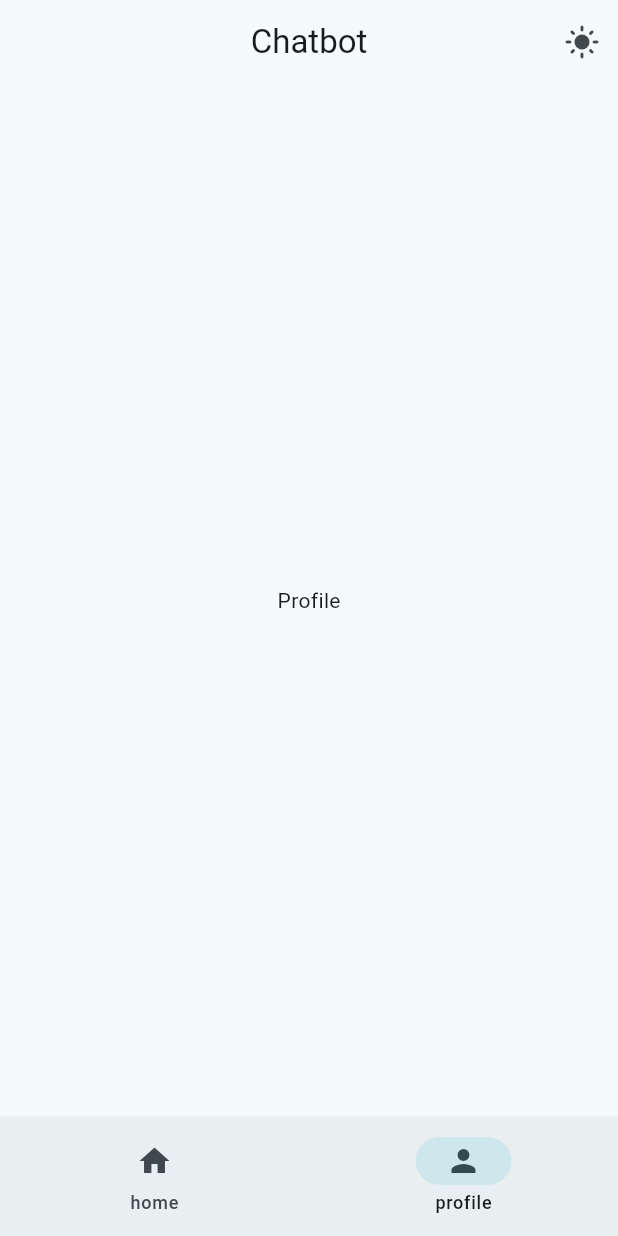
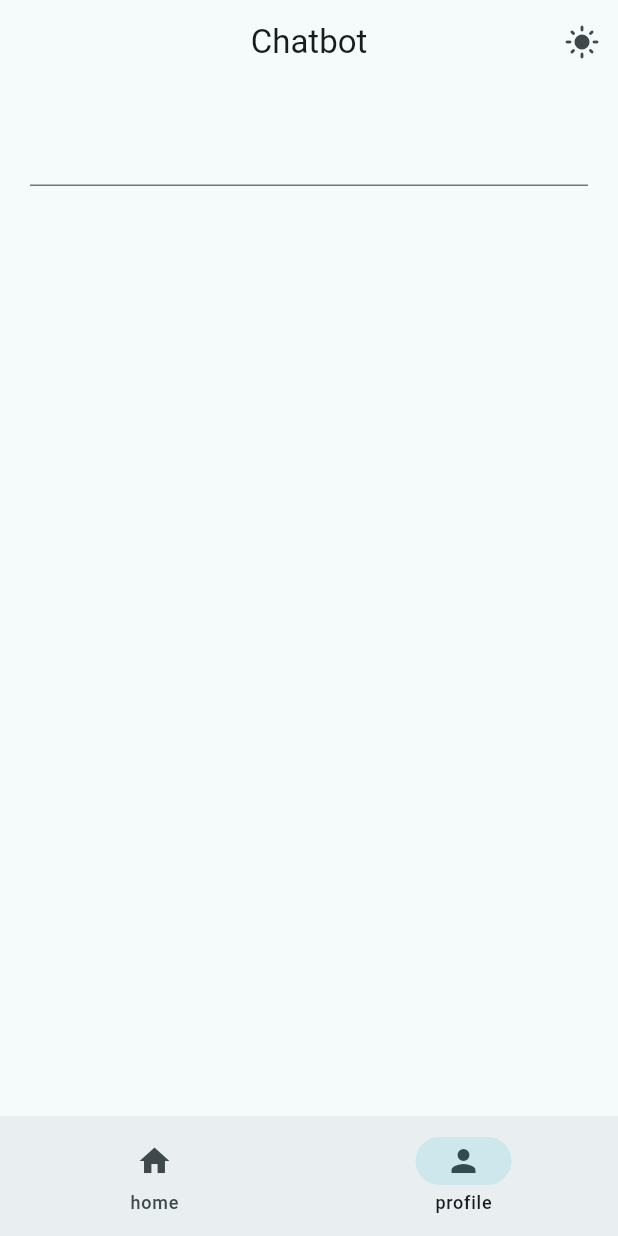
Before and after one commit to NgocNguyen1103/Flutter_basic, a Flutter app: the screen it shows after launch, item 2 of the bottom bar chosen, on a phone screen of 412 x 824 dp. Run offline on Flutter 3.47's test engine with Material 3 defaults, Android fonts, the phone set to English and light mode, and no system bars.

Commit message:
text field

```diff
--- a/lib/views/pages/profile_page.dart
+++ b/lib/views/pages/profile_page.dart
@@ -1,9 +1,31 @@
 import 'package:flutter/material.dart';
-class ProfilePage extends StatelessWidget {
+
+class ProfilePage extends StatefulWidget {
   const ProfilePage({super.key});
 
   @override
+  State<ProfilePage> createState() => _ProfilePageState();
+}
+
+class _ProfilePageState extends State<ProfilePage> {
+  TextEditingController controller = TextEditingController();
+
+  @override
   Widget build(BuildContext context) {
-    return Center(child: Text("Profile"),);
+    return Padding(
+      padding: EdgeInsets.all(20.0),
+      child: Column(
+        children: [
+          TextField(
+            controller: controller,
+            decoration: InputDecoration(border: UnderlineInputBorder()),
+            onEditingComplete: () {
+              setState(() {});
+            },
+          ),
+          Text(controller.text),
+        ],
+      ),
+    );
   }
 }
```
